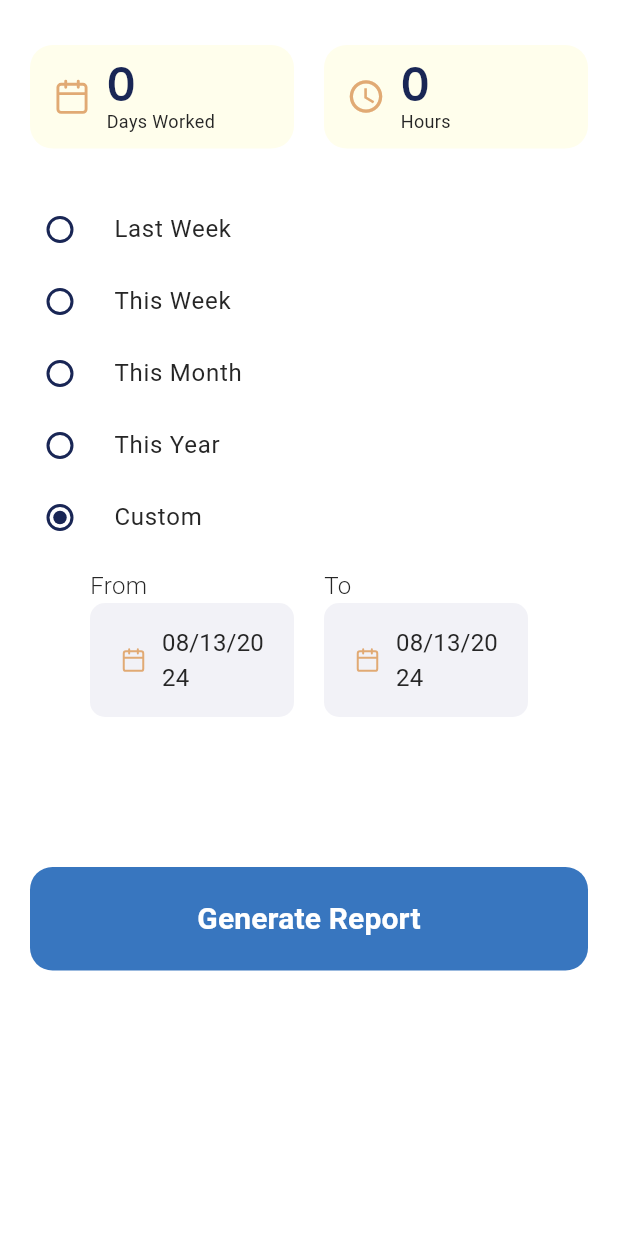
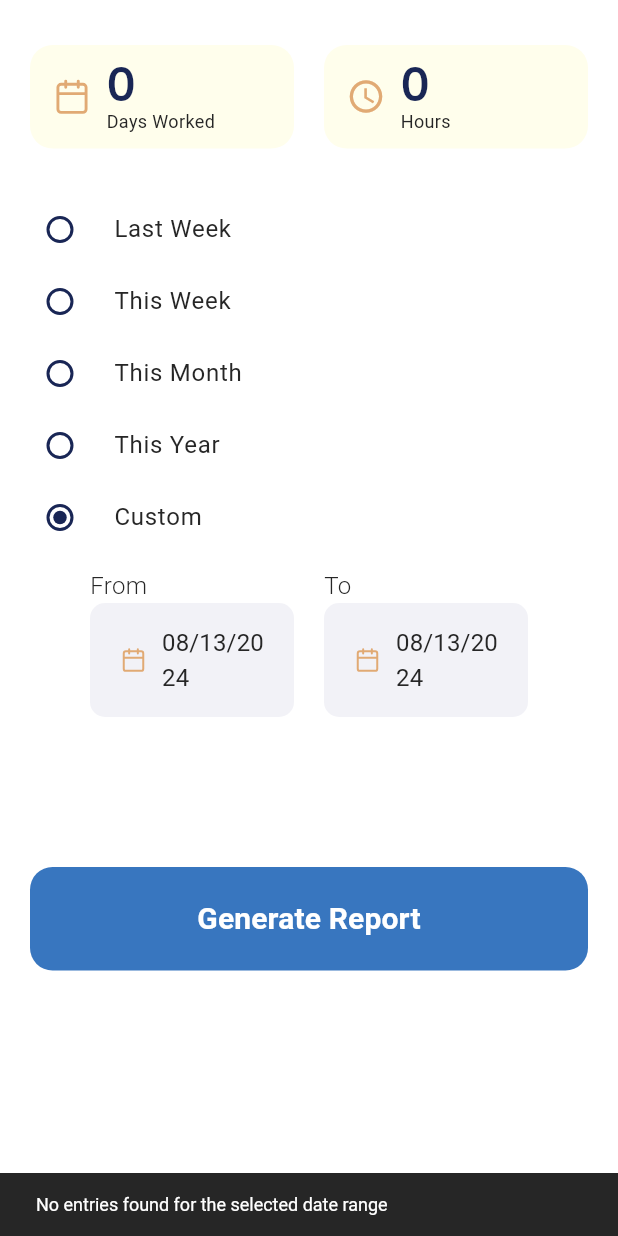
Before and after one commit to Kheemwel/dtr-app, a Flutter app: the ReportScreen widget shown alone on an empty page, opened directly, after a tap on "Generate Report", on a phone screen of 412 x 824 dp. Run offline on Flutter 3.47's test engine with Material 3 defaults, Android fonts, the phone set to English and light mode, and no system bars; our stand-ins replace device_info_plus, floor, flutter_local_notifications, flutter_svg, permission_handler, shared_preferences and 1 more; missing offline and left inert: excel, open_file_plus, overlay_tutorial; accounts and stored records are empty; generated files the repository leaves out were written again.

Commit message:
fix: prevent generating report if there is no selected records - make the selected options and configured date range in report screen dont reset when switching tabs - prevent stacking snackbars

```diff
--- a/lib/screens/report/report.dart
+++ b/lib/screens/report/report.dart
@@ -34,10 +34,10 @@ class ReportScreen extends StatefulWidget {
 }
 
 class _ReportScreenState extends State<ReportScreen> {
-  ReportOptions _reportOption = ReportOptions.custom;
+  static ReportOptions _reportOption = ReportOptions.custom;
 
-  DateTime _startDate = DateTime.now();
-  DateTime _endDate = DateTime.now();
+  static DateTime _startDate = DateTime.now();
+  static DateTime _endDate = DateTime.now();
 
   final String _dateFormat = SharedPref.getDateFormat();
   final String _timeFormat = SharedPref.getTimeFormat();
@@ -46,7 +46,13 @@ class _ReportScreenState extends State<ReportScreen> {
 
   String _totalHours = '0';
 
-  List<DailyTimeRecord> _records = [];
+  static List<DailyTimeRecord> _records = [];
+
+  @override
+  void initState() {
+    super.initState();
+    _getRecords();
+  }
 
   @override
   Widget build(BuildContext context) {
@@ -69,7 +75,11 @@ class _ReportScreenState extends State<ReportScreen> {
           height: 100,
         ),
         buildTextButtonLarge('Generate Report', onPressed: () {
-          _exportFile();
+          if (_records.isNotEmpty) {
+            _exportFile();
+          } else {
+            showSnackBar(context, "No entries found for the selected date range");
+          }
         }),
       ],
     );
--- a/lib/widgets/show_snackbar.dart
+++ b/lib/widgets/show_snackbar.dart
@@ -1,5 +1,6 @@
 import 'package:flutter/material.dart';
 
 void showSnackBar(BuildContext context, String text) {
+  ScaffoldMessenger.of(context).hideCurrentSnackBar();
   ScaffoldMessenger.of(context).showSnackBar(SnackBar(content: Text(text)));
 }
```
